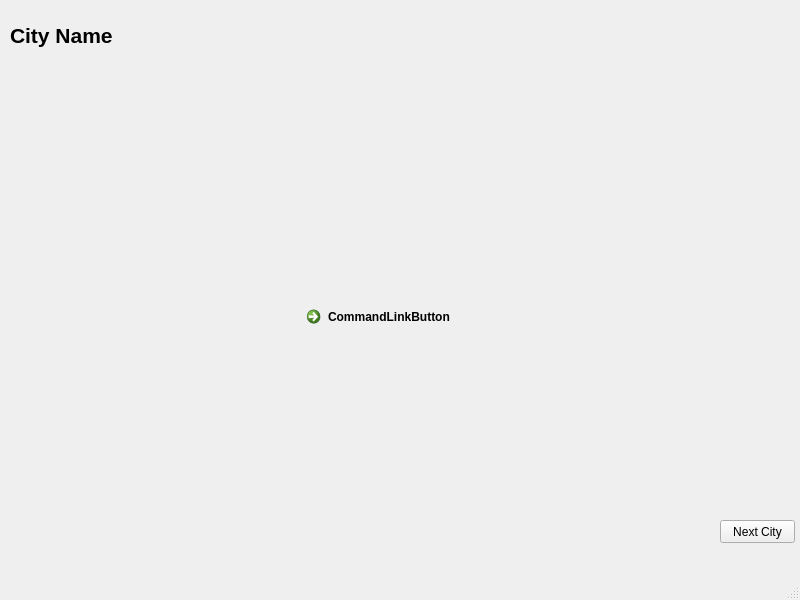
This is QT/berlintripwindow.ui in xyphel/Project-1-European-Trip-Planner as Qt 5 draws it before an edit. The edited form follows.
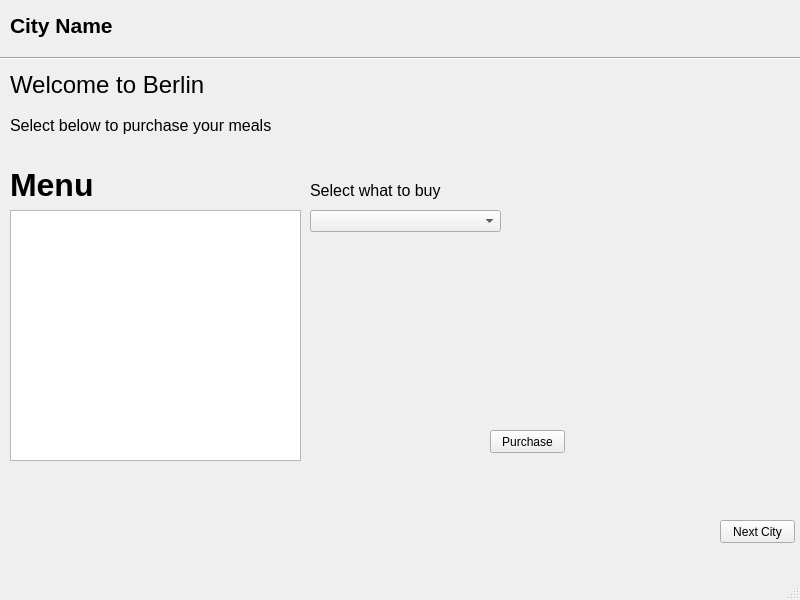
This is the edited form. The open tabs and pages were chosen to show the change.

What changed in the file:
```diff
--- a/QT/berlintripwindow.ui
+++ b/QT/berlintripwindow.ui
@@ -14,37 +14,6 @@
    <string>MainWindow</string>
   </property>
   <widget class="QWidget" name="centralwidget">
-   <widget class="QStackedWidget" name="stackedWidget">
-    <property name="geometry">
-     <rect>
-      <x>-1</x>
-      <y>69</y>
-      <width>801</width>
-      <height>431</height>
-     </rect>
-    </property>
-    <property name="currentIndex">
-     <number>0</number>
-    </property>
-    <widget class="QWidget" name="page"/>
-    <widget class="QWidget" name="page_2">
-     <widget class="QCommandLinkButton" name="commandLinkButton">
-      <property name="geometry">
-       <rect>
-        <x>300</x>
-        <y>230</y>
-        <width>172</width>
-        <height>41</height>
-       </rect>
-      </property>
-      <property name="text">
-       <string>CommandLinkButton</string>
-      </property>
-     </widget>
-    </widget>
-    <widget class="QWidget" name="page_3"/>
-    <widget class="QWidget" name="page_4"/>
-   </widget>
    <widget class="QPushButton" name="pushButton">
     <property name="geometry">
      <rect>
@@ -62,7 +31,7 @@
     <property name="geometry">
      <rect>
       <x>10</x>
-      <y>10</y>
+      <y>0</y>
       <width>151</width>
       <height>51</height>
      </rect>
@@ -71,6 +40,104 @@
      <string>&lt;html&gt;&lt;head/&gt;&lt;body&gt;&lt;p&gt;&lt;span style=&quot; font-size:16pt; font-weight:700;&quot;&gt;City Name&lt;/span&gt;&lt;/p&gt;&lt;/body&gt;&lt;/html&gt;</string>
     </property>
    </widget>
+   <widget class="QLabel" name="label_2">
+    <property name="geometry">
+     <rect>
+      <x>10</x>
+      <y>60</y>
+      <width>271</width>
+      <height>51</height>
+     </rect>
+    </property>
+    <property name="text">
+     <string>&lt;html&gt;&lt;head/&gt;&lt;body&gt;&lt;p&gt;&lt;span style=&quot; font-size:18pt;&quot;&gt;Welcome to Berlin&lt;/span&gt;&lt;/p&gt;&lt;/body&gt;&lt;/html&gt;</string>
+    </property>
+   </widget>
+   <widget class="Line" name="line">
+    <property name="geometry">
+     <rect>
+      <x>0</x>
+      <y>50</y>
+      <width>811</width>
+      <height>16</height>
+     </rect>
+    </property>
+    <property name="orientation">
+     <enum>Qt::Horizontal</enum>
+    </property>
+   </widget>
+   <widget class="QLabel" name="label_3">
+    <property name="geometry">
+     <rect>
+      <x>10</x>
+      <y>110</y>
+      <width>271</width>
+      <height>31</height>
+     </rect>
+    </property>
+    <property name="text">
+     <string>&lt;html&gt;&lt;head/&gt;&lt;body&gt;&lt;p&gt;&lt;span style=&quot; font-size:12pt;&quot;&gt;Select below to purchase your meals&lt;/span&gt;&lt;/p&gt;&lt;/body&gt;&lt;/html&gt;</string>
+    </property>
+   </widget>
+   <widget class="QLabel" name="label_4">
+    <property name="geometry">
+     <rect>
+      <x>10</x>
+      <y>160</y>
+      <width>101</width>
+      <height>51</height>
+     </rect>
+    </property>
+    <property name="text">
+     <string>&lt;html&gt;&lt;head/&gt;&lt;body&gt;&lt;p&gt;&lt;span style=&quot; font-size:24pt; font-weight:600;&quot;&gt;Menu&lt;/span&gt;&lt;/p&gt;&lt;/body&gt;&lt;/html&gt;</string>
+    </property>
+   </widget>
+   <widget class="QTextBrowser" name="textBrowser">
+    <property name="geometry">
+     <rect>
+      <x>10</x>
+      <y>210</y>
+      <width>291</width>
+      <height>251</height>
+     </rect>
+    </property>
+   </widget>
+   <widget class="QComboBox" name="comboBox">
+    <property name="geometry">
+     <rect>
+      <x>310</x>
+      <y>210</y>
+      <width>191</width>
+      <height>22</height>
+     </rect>
+    </property>
+   </widget>
+   <widget class="QLabel" name="label_5">
+    <property name="geometry">
+     <rect>
+      <x>310</x>
+      <y>180</y>
+      <width>191</width>
+      <height>21</height>
+     </rect>
+    </property>
+    <property name="text">
+     <string>&lt;html&gt;&lt;head/&gt;&lt;body&gt;&lt;p&gt;&lt;span style=&quot; font-size:12pt;&quot;&gt;Select what to buy&lt;/span&gt;&lt;/p&gt;&lt;/body&gt;&lt;/html&gt;</string>
+    </property>
+   </widget>
+   <widget class="QPushButton" name="pushButton_2">
+    <property name="geometry">
+     <rect>
+      <x>490</x>
+      <y>430</y>
+      <width>75</width>
+      <height>23</height>
+     </rect>
+    </property>
+    <property name="text">
+     <string>Purchase</string>
+    </property>
+   </widget>
   </widget>
   <widget class="QMenuBar" name="menubar">
    <property name="geometry">
```
Left out of the diff: 2 changed lines with no effect on the pictures.
